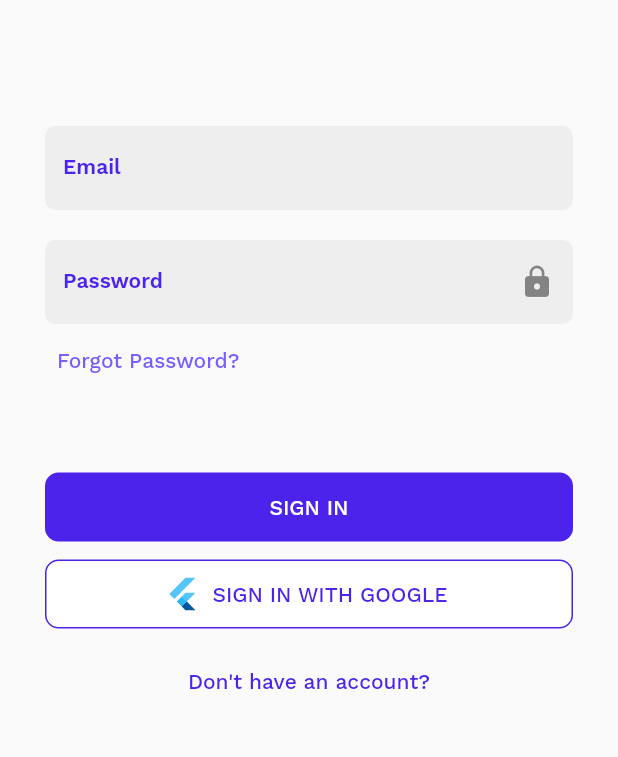
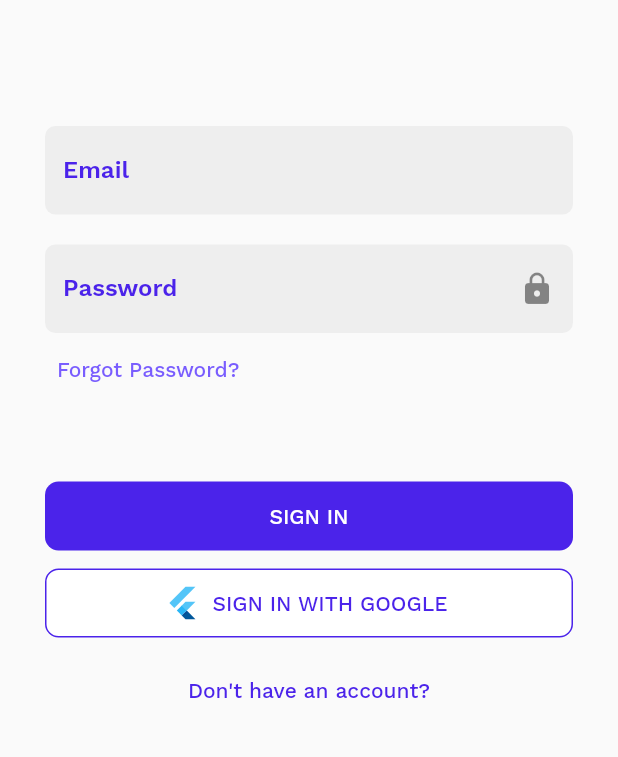
Before and after one commit to shockch4rge/flutter-recipedia, a Flutter app: the screen it shows after launch, on a phone screen of 412 x 824 dp, the part 366-1123 px from its top. Run offline on Flutter 3.47's test engine with Material 2 defaults, Android fonts, the phone set to English and light mode, and no system bars; our stand-ins replace cached_network_image, firebase_auth, firebase_core, flutter_feather_icons, flutter_svg; accounts and stored records are empty.

```diff
--- a/lib/main.dart
+++ b/lib/main.dart
@@ -1,11 +1,10 @@
 import 'package:flutter/material.dart';
+import 'package:flutter_recipedia/screens/app_settings_screen.dart';
+import 'package:flutter_recipedia/screens/home/home_screen.dart';
+import 'package:flutter_recipedia/screens/home/personal_profile/personal_profile_settings_screen.dart';
+import 'package:flutter_recipedia/screens/login_screen.dart';
+import 'package:flutter_recipedia/screens/view_recipe_screen.dart';
 import 'package:flutter_svg/flutter_svg.dart';
-
-import 'screens/home_screen.dart';
-import 'screens/login_screen.dart';
-import 'screens/reset_password_screen.dart';
-import 'screens/signup_screen.dart';
-import 'screens/view_recipe_screen.dart';
 
 void main() {
   WidgetsFlutterBinding.ensureInitialized();
@@ -42,15 +41,12 @@ class App extends StatelessWidget {
     color: App.primaryAccent,
   );
 
-  // a list of screens for the bottom nav bar to access
-  static const screens = [HomeScreen()];
-
   // This widget is the root of your application.
   @override
   Widget build(BuildContext context) {
     return GestureDetector(
       onTap: () {
-        var currentFocus = FocusScope.of(context);
+        final currentFocus = FocusScope.of(context);
 
         if (!currentFocus.hasPrimaryFocus) {
           currentFocus.unfocus();
@@ -60,6 +56,8 @@ class App extends StatelessWidget {
         debugShowCheckedModeBanner: false,
         title: 'recipedia',
         theme: ThemeData(
+          primaryColor: const Color(0xFF795DFE),
+          primaryColorDark: const Color(0xFF4B23EA),
           fontFamily: "WorkSans",
           textTheme: const TextTheme(
             headline1: TextStyle(
@@ -79,44 +77,50 @@ class App extends StatelessWidget {
               fontWeight: FontWeight.w600,
             ),
             headline4: TextStyle(
-                fontSize: 14,
+              fontSize: 20,
               color: App.primaryColor,
               fontWeight: FontWeight.w600,
             ),
+            headline5: TextStyle(
+              fontSize: 14,
+              color: App.primaryColor,
+              fontWeight: FontWeight.w400,
+            ),
             subtitle1: TextStyle(
-                fontSize: 14,
+              fontSize: 16,
               color: App.primaryAccent,
               fontWeight: FontWeight.w600,
             ),
             subtitle2: TextStyle(
-                fontSize: 12,
+              fontSize: 16,
               color: App.primaryColor,
             ),
             bodyText1: TextStyle(
               fontSize: 16,
               color: Colors.black,
+              fontWeight: FontWeight.w400,
             ),
             bodyText2: TextStyle(
-                fontSize: 13,
+              fontSize: 15,
               color: Colors.black,
               wordSpacing: 0.5,
             ),
             labelMedium: TextStyle(
-                fontSize: 14,
+              fontSize: 16,
               color: Colors.black,
             ),
           ),
         ),
         // TODO: Use a ternary to check sign-in status and replace routes accordingly
-          initialRoute: "/",
+        home: const LoginScreen(),
         routes: {
-            LoginScreen.routeName: (context) => const LoginScreen(),
-            SignUpScreen.routeName: (context) => const SignUpScreen(),
-            ResetPasswordScreen.routeName: (context) =>
-                const ResetPasswordScreen(),
           HomeScreen.routeName: (context) => const HomeScreen(),
-            ViewRecipeScreen.routeName: (context) => const ViewRecipeScreen(),
-          }),
+          PersonalProfileSettingsScreen.routeName: (context) =>
+              const PersonalProfileSettingsScreen(),
+          ViewRecipeScreen.routeName: (_) => const ViewRecipeScreen(),
+          AppSettingsScreen.routeName: (_) => const AppSettingsScreen(),
+        },
+      ),
     );
   }
 }
```
Also changed, not shown: lib/screens/home/home_screen.dart (added, +64 -0 lines), lib/screens/home/post_feed_screen.dart (added, +31 -0 lines), lib/screens/home_screen.dart (deleted, +0 -38 lines), lib/widgets/appbars/home_app_bar.dart (deleted, +0 -20 lines), lib/widgets/appbars/post_feed_app_bar.dart (added, +22 -0 lines). Lines whose indentation alone changed are shown as unchanged.
